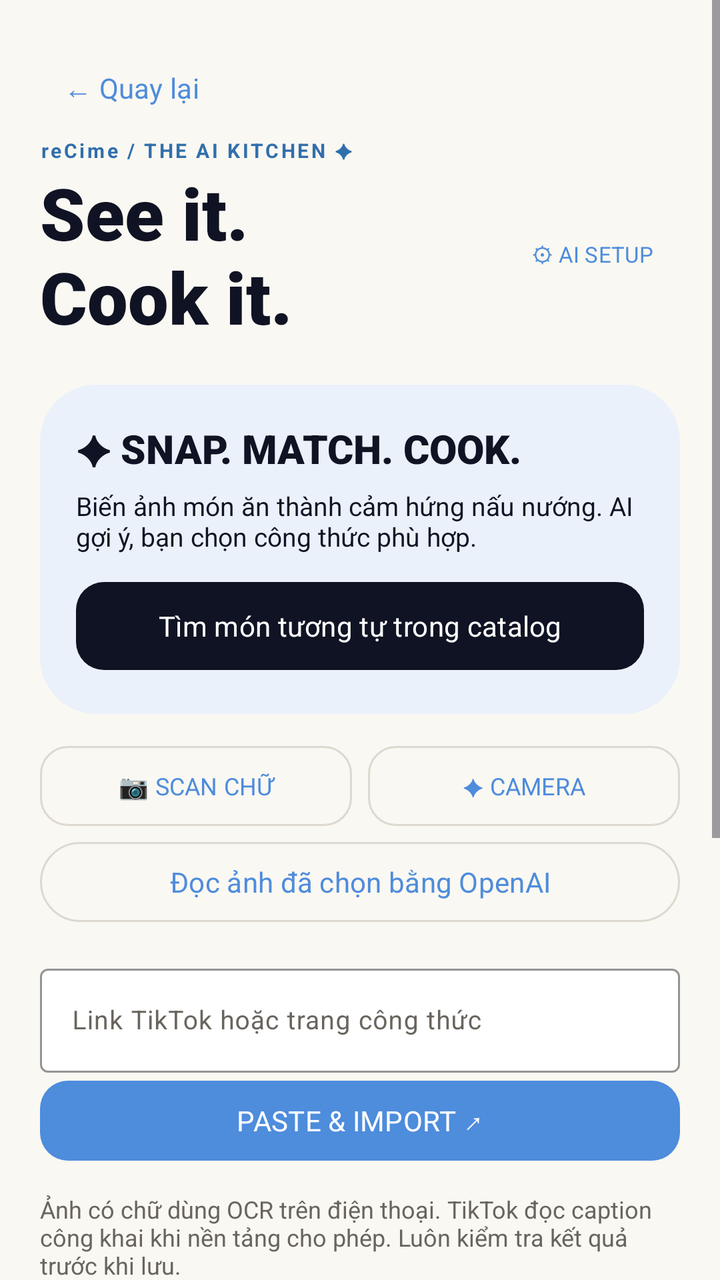
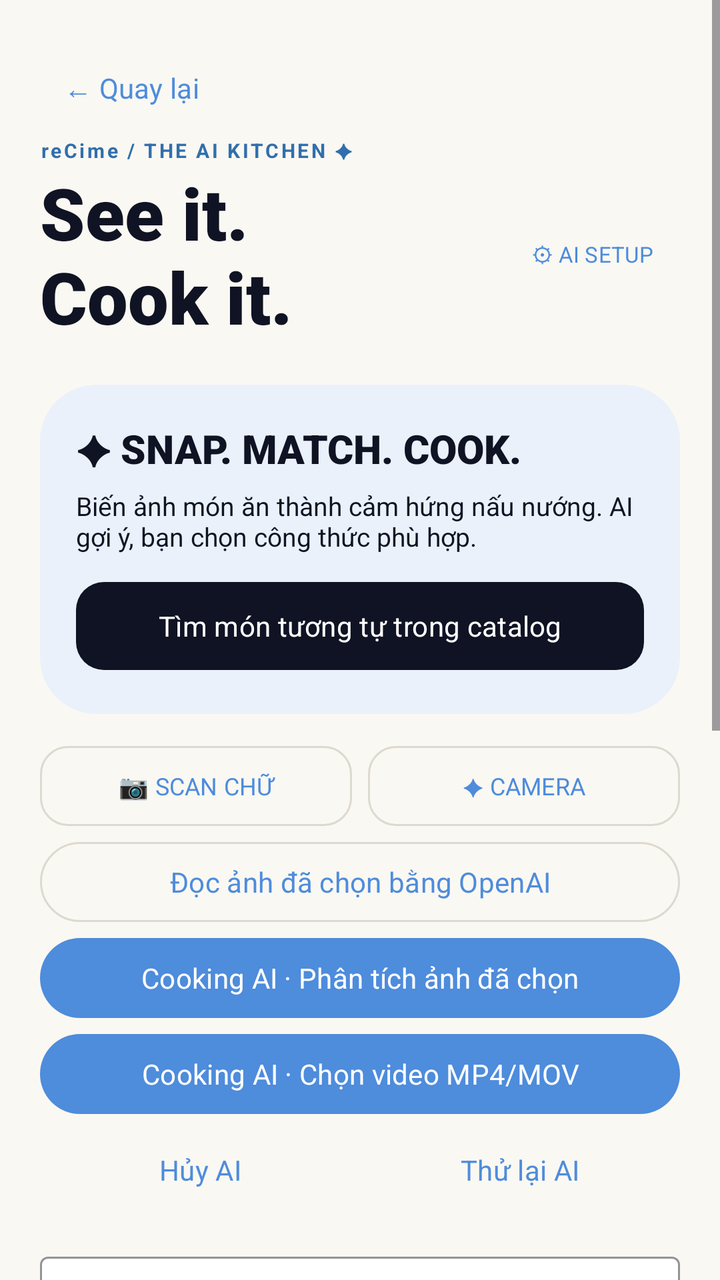

Before-and-after screenshots of an Android layout around one commit, followed by the original layout XML and the change that was made.
<!-- AndroidManifest.xml: application theme Theme.ReCIme -->
<!-- res/layout/fragment_import.xml -->
<?xml version="1.0" encoding="utf-8"?>
<ScrollView
    xmlns:android="http://schemas.android.com/apk/res/android"
    xmlns:app="http://schemas.android.com/apk/res-auto"
    xmlns:tools="http://schemas.android.com/tools"
    android:layout_width="match_parent"
    android:layout_height="match_parent"
    android:fillViewport="true"
    tools:context=".fragment.ImportFragment">

    <LinearLayout
        android:layout_width="match_parent"
        android:layout_height="wrap_content"
        android:orientation="vertical"
        android:padding="20dp">
        <com.google.android.material.button.MaterialButton android:id="@+id/import_back" android:layout_width="wrap_content" android:layout_height="48dp" android:text="← Quay lại" style="@style/Widget.Material3.Button.TextButton"/>

        <TextView
            android:layout_width="match_parent"
            android:layout_height="wrap_content"
            android:text="reCime / THE AI KITCHEN ✦"
            android:textSize="10sp"
            android:letterSpacing="0.12"
            android:textStyle="bold"
            android:textColor="#316FAC" />

        <LinearLayout
            android:layout_width="match_parent"
            android:layout_height="wrap_content"
            android:gravity="center_vertical">

            <TextView
                android:layout_width="0dp"
                android:layout_height="wrap_content"
                android:layout_weight="1"
                android:text="See it.\nCook it."
                android:fontFamily="sans-serif-black"
                android:textSize="36sp"
                android:textColor="@color/night_ink" />

            <com.google.android.material.button.MaterialButton
                android:id="@+id/ai_settings"
                android:layout_width="wrap_content"
                android:layout_height="48dp"
                android:text="⚙ AI SETUP"
                android:textSize="11sp"
                style="@style/Widget.Material3.Button.TextButton" />

        </LinearLayout>

        <com.google.android.material.card.MaterialCardView
            android:layout_width="match_parent"
            android:layout_height="wrap_content"
            android:layout_marginTop="20dp"
            app:cardCornerRadius="28dp"
            app:cardBackgroundColor="#EAF1FA"
            app:strokeWidth="0dp">

            <LinearLayout
                android:layout_width="match_parent"
                android:layout_height="wrap_content"
                android:padding="18dp"
                android:orientation="vertical">

                <TextView
                    android:layout_width="match_parent"
                    android:layout_height="wrap_content"
                    android:text="✦ SNAP. MATCH. COOK."
                    android:textSize="20sp"
                    android:fontFamily="sans-serif-black"
                    android:textColor="@color/night_ink" />

                <TextView
                    android:layout_width="match_parent"
                    android:layout_height="wrap_content"
                    android:layout_marginTop="6dp"
                    android:text="Biến ảnh món ăn thành cảm hứng nấu nướng. AI gợi ý, bạn chọn công thức phù hợp."
                    android:textSize="13sp"
                    android:textColor="@color/night_ink" />

                <com.google.android.material.button.MaterialButton
                    android:id="@+id/ai_pick"
                    android:textColor="#FFFFFF"
                    app:backgroundTint="@color/night_ink"
                    android:layout_width="match_parent"
                    android:layout_height="wrap_content"
                    android:minHeight="52dp"
                    android:layout_marginTop="10dp"
                    android:text="Tìm món tương tự trong catalog"
                    app:cornerRadius="14dp" />

            </LinearLayout>

        </com.google.android.material.card.MaterialCardView>

        <LinearLayout
            android:layout_width="match_parent"
            android:layout_height="wrap_content"
            android:layout_marginTop="12dp">

            <com.google.android.material.button.MaterialButton
                android:id="@+id/pick"
                android:layout_width="0dp"
                android:layout_height="48dp"
                android:layout_weight="1"
                android:text="📷 SCAN CHỮ"
                android:textSize="12sp"
                style="@style/Widget.Material3.Button.OutlinedButton"
                app:cornerRadius="14dp" />

            <com.google.android.material.button.MaterialButton
                android:id="@+id/camera"
                android:layout_width="0dp"
                android:layout_height="48dp"
                android:layout_weight="1"
                android:layout_marginStart="8dp"
                android:text="✦ CAMERA"
                android:textSize="12sp"
                style="@style/Widget.Material3.Button.OutlinedButton"
                app:cornerRadius="14dp" />

        </LinearLayout>

        <com.google.android.material.button.MaterialButton
            android:id="@+id/ai_extract_image"
            android:layout_width="match_parent"
            android:layout_height="wrap_content"
            android:minHeight="48dp"
            android:text="Đọc ảnh đã chọn bằng OpenAI"
            style="@style/Widget.Material3.Button.OutlinedButton" />

        <com.google.android.material.textfield.TextInputLayout
            android:layout_width="match_parent"
            android:layout_height="wrap_content"
            android:layout_marginTop="14dp"
            style="@style/Widget.Material3.TextInputLayout.OutlinedBox"
            app:boxStrokeColor="#8C8880"
            app:boxBackgroundColor="#FFFFFF">

            <com.google.android.material.textfield.TextInputEditText
                android:id="@+id/url"
                android:layout_width="match_parent"
                android:layout_height="52dp"
                android:hint="Link TikTok hoặc trang công thức"
                android:inputType="textUri"
                android:singleLine="true"
                android:textSize="13sp" />

        </com.google.android.material.textfield.TextInputLayout>

        <com.google.android.material.button.MaterialButton
            android:id="@+id/fetch"
            android:layout_width="match_parent"
            android:layout_height="48dp"
            android:text="PASTE &amp; IMPORT ↗"
            app:cornerRadius="14dp" />

        <ProgressBar
            android:id="@+id/progress"
            android:layout_width="32dp"
            android:layout_height="32dp"
            android:layout_gravity="center"
            android:visibility="gone" />

        <TextView
            android:id="@+id/status"
            android:layout_width="match_parent"
            android:layout_height="wrap_content"
            android:layout_marginVertical="12dp"
            android:text="Ảnh có chữ dùng OCR trên điện thoại. TikTok đọc caption công khai khi nền tảng cho phép. Luôn kiểm tra kết quả trước khi lưu."
            android:textSize="12sp"
            android:textColor="#69655E" />

        <EditText
            android:id="@+id/raw"
            android:layout_width="match_parent"
            android:layout_height="wrap_content"
            android:minLines="5"
            android:gravity="top"
            android:hint="Dán caption, ghi chú hoặc sửa chữ vừa nhận từ ảnh…"
            android:inputType="textMultiLine|textCapSentences"
            android:textSize="14sp" />

        <com.google.android.material.button.MaterialButton
            android:id="@+id/ai_text"
            android:layout_width="match_parent"
            android:layout_height="48dp"
            android:text="✦ AI MATCH TỪ CAPTION"
            style="@style/Widget.Material3.Button.OutlinedButton"
            app:cornerRadius="14dp" />

        <com.google.android.material.button.MaterialButton
            android:id="@+id/ai_extract"
            android:layout_width="match_parent"
            android:layout_height="wrap_content"
            android:minHeight="48dp"
            android:text="Trích xuất văn bản bằng OpenAI (cần cấu hình)" />

        <com.google.android.material.button.MaterialButton
            android:id="@+id/review"
            android:textColor="@color/night_ink"
            app:backgroundTint="@color/electric_coral"
            android:layout_width="match_parent"
            android:layout_height="52dp"
            android:text="LET’S COOK → Review &amp; save"
            app:cornerRadius="14dp" />

        <com.google.android.material.button.MaterialButton
            android:id="@+id/manual"
            android:layout_width="match_parent"
            android:layout_height="48dp"
            android:text="+ TỰ VIẾT CÔNG THỨC"
            style="@style/Widget.Material3.Button.TextButton" />

    </LinearLayout>

</ScrollView>
<!-- resources referenced by this layout -->
<resources>
  <color name="electric_coral">#FF856D</color>
  <color name="night_ink">#101323</color>
  <style name="Theme.ReCIme" parent="Base.Theme.ReCIme" />
  <style name="Base.Theme.ReCIme" parent="Theme.Material3.Light.NoActionBar">
          <item name="colorPrimary">#4E8CDC</item>
          <item name="colorOnPrimary">#FFFFFF</item>
          <item name="colorSecondary">#316FAC</item>
          <item name="colorSecondaryContainer">#EAF1FA</item>
          <item name="colorOnSecondaryContainer">#24231F</item>
          <item name="colorSurface">#FFFFFF</item>
          <item name="colorSurfaceContainer">#FAF8F2</item>
          <item name="colorOutline">#DED9CF</item>
          <item name="android:colorBackground">#FAF8F2</item>
          <item name="android:fontFamily">sans-serif</item>
          <item name="colorOnSurface">#24231F</item>
          <item name="colorOnSurfaceVariant">#69655E</item>
          <item name="android:statusBarColor">#FAF8F2</item>
          <item name="android:windowBackground">#FAF8F2</item>
          <item name="android:windowLightStatusBar">true</item>
          <item name="android:navigationBarColor">#FAF8F2</item>
          <item name="android:colorAccent">#4E8CDC</item>
      </style>
</resources>

<!-- the commit's change to res/layout/fragment_import.xml (unified diff, before → after) -->
@@ -129,6 +129,23 @@
             android:text="Đọc ảnh đã chọn bằng OpenAI"
             style="@style/Widget.Material3.Button.OutlinedButton" />
 
+        <com.google.android.material.button.MaterialButton
+            android:id="@+id/cooking_ai_image" android:layout_width="match_parent"
+            android:layout_height="wrap_content" android:minHeight="48dp"
+            android:text="Cooking AI · Phân tích ảnh đã chọn" />
+        <com.google.android.material.button.MaterialButton
+            android:id="@+id/cooking_ai_video" android:layout_width="match_parent"
+            android:layout_height="wrap_content" android:minHeight="48dp"
+            android:text="Cooking AI · Chọn video MP4/MOV" />
+        <LinearLayout android:layout_width="match_parent" android:layout_height="wrap_content">
+            <com.google.android.material.button.MaterialButton
+                android:id="@+id/cooking_ai_cancel" android:layout_width="0dp" android:layout_weight="1"
+                android:layout_height="48dp" android:text="Hủy AI" style="@style/Widget.Material3.Button.TextButton" />
+            <com.google.android.material.button.MaterialButton
+                android:id="@+id/cooking_ai_retry" android:layout_width="0dp" android:layout_weight="1"
+                android:layout_height="48dp" android:text="Thử lại AI" style="@style/Widget.Material3.Button.TextButton" />
+        </LinearLayout>
+
         <com.google.android.material.textfield.TextInputLayout
             android:layout_width="match_parent"
             android:layout_height="wrap_content"
